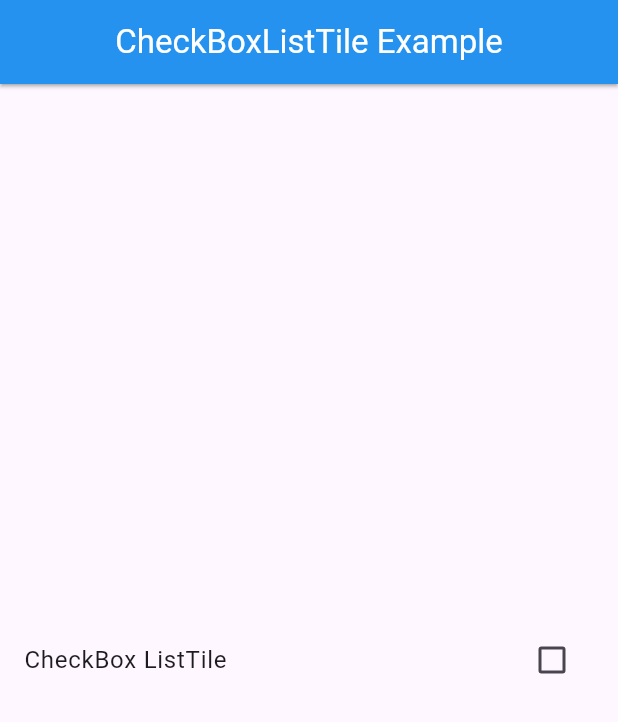
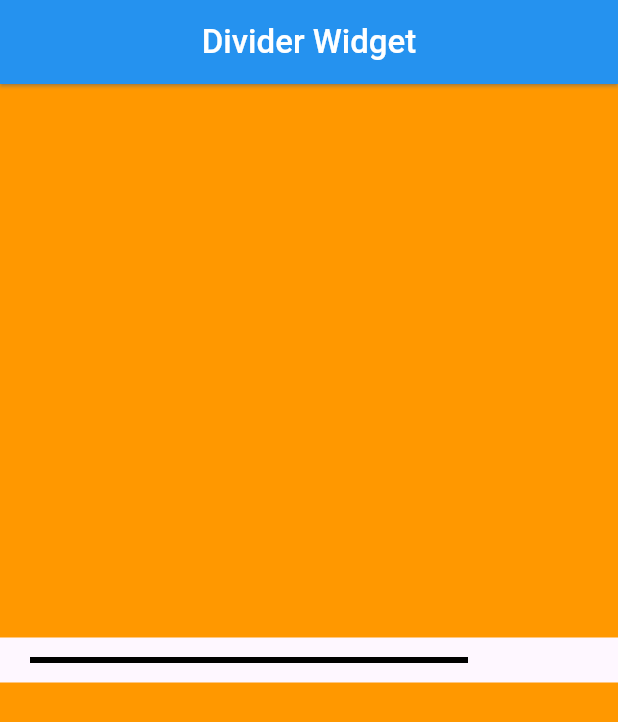
Before and after one commit to SameerAsghar357/Widgets, a Flutter app: the screen it shows after launch, on a phone screen of 412 x 824 dp. Shown: the top 722 px of the screen. Run offline on Flutter 3.47's test engine with Material 3 defaults, Android fonts, the phone set to English and light mode, and no system bars.

Commit message:
added divider widget

```diff
--- /dev/null
+++ b/lib/divider.dart
@@ -0,0 +1,39 @@
+import 'package:flutter/material.dart';
+
+class DividerWidget extends StatefulWidget {
+  const DividerWidget({super.key});
+
+  @override
+  State<DividerWidget> createState() => _DividerWidgetState();
+}
+
+class _DividerWidgetState extends State<DividerWidget> {
+  @override
+  Widget build(BuildContext context) {
+    return Scaffold(
+      appBar: AppBar(
+        centerTitle: true,
+        title: const Text(
+          'Divider Widget',
+          style: TextStyle(fontWeight: FontWeight.w500, color: Colors.white),
+        ),
+        shadowColor: Colors.grey,
+        elevation: 1,
+        backgroundColor: Colors.blue.shade500,
+      ),
+      body: Column(
+        children: [
+          Expanded(child: Container(height: 250, color: Colors.orange)),
+          const Divider(
+            color: Colors.black, // as name shows
+            height: 30, // height different than thickness
+            thickness: 4, // as name shows
+            indent: 20, // padding from start
+            endIndent: 100, // padding from end
+          ),
+          Expanded(child: Container(height: 250, color: Colors.orange)),
+        ],
+      ),
+    );
+  }
+}
--- a/lib/main.dart
+++ b/lib/main.dart
@@ -3,6 +3,7 @@
 import 'package:flutter/material.dart';
 import 'package:widgets/check_box.dart';
 import 'package:widgets/checkbox_listtile.dart';
+import 'package:widgets/divider.dart';
 import 'package:widgets/drawer/drawer.dart';
 import 'package:widgets/expanded_checking.dart';
 import 'package:widgets/page_view.dart';
@@ -21,7 +22,7 @@ class MyApp extends StatelessWidget {
       debugShowCheckedModeBanner: false,
       title: "HomePage",
       theme: ThemeData(primarySwatch: Colors.blue, useMaterial3: true),
-      home: CheckboxListtileScreen(),
+      home: DividerWidget(),
     );
   }
 }
```
Also changed, not shown: lib/bottom_navigation_bar.dart (added, +60 -0 lines), lib/checking.dart (added, +44 -0 lines), lib/provider_controller/drawer_controller.dart (added, +12 -0 lines).
